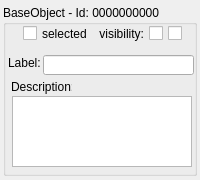
The window that dpVision/ui/UiPropBaseObject.ui (pojdulos/pyDpVision) describes before a commit, drawn with Qt 5.
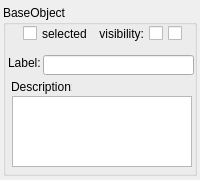
The same window after the commit. Icons and pictures are not drawn.

```diff
--- a/dpVision/ui/UiPropBaseObject.ui
+++ b/dpVision/ui/UiPropBaseObject.ui
@@ -47,7 +47,7 @@
     </rect>
    </property>
    <property name="title">
-    <string>BaseObject - Id: 0000000000</string>
+    <string>BaseObject</string>
    </property>
    <widget class="QCheckBox" name="selected">
     <property name="geometry">
```
Left out of the diff: 10 changed lines with no effect on the pictures.
